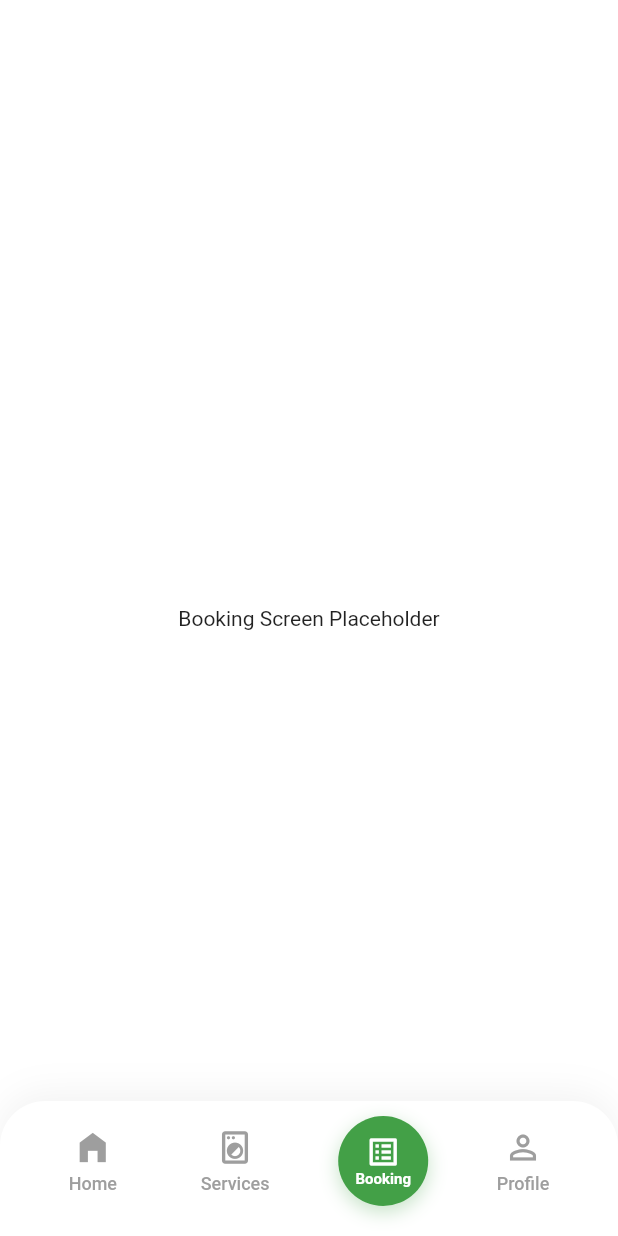
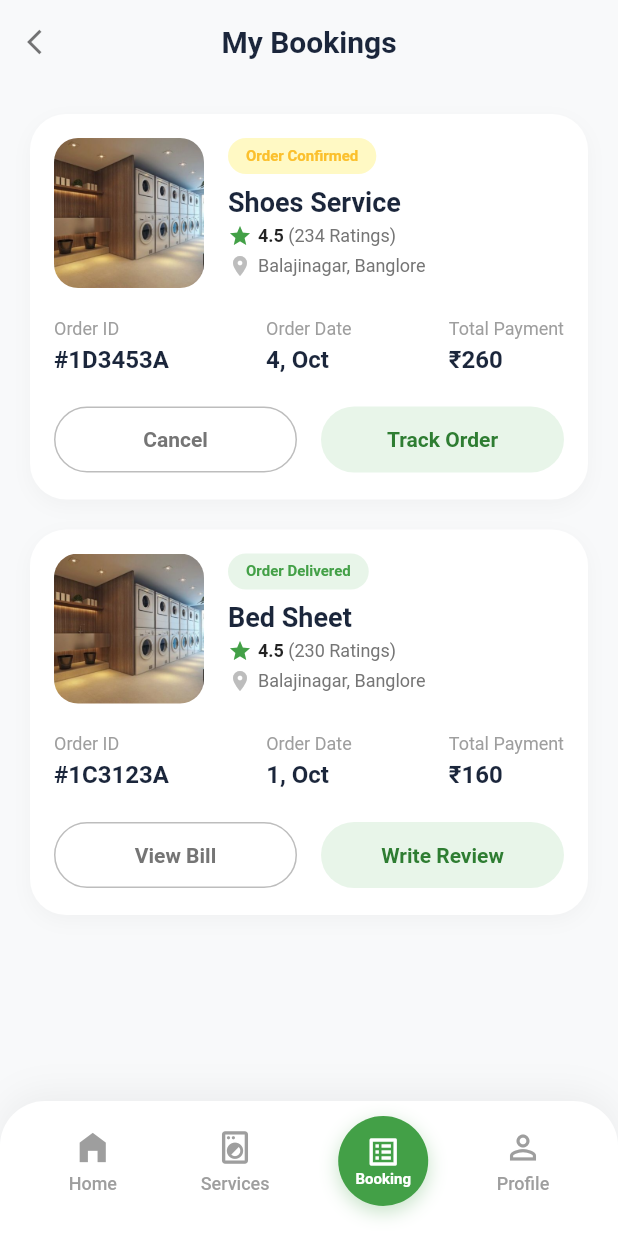
Before and after one commit to gohypedevelopers-stack/cleclo, a Flutter app: the BottomNavBar screen opened by its route, item 3 of the bottom bar chosen, on a phone screen of 412 x 824 dp. Run offline on Flutter 3.47's test engine with Material 3 defaults, Android fonts, the light colour scheme and no system bars; our stand-ins replace go_router, smooth_page_indicator.

Commit message:
feat: Implement bottom navigation bar, booking and review screens, and initial routing setup.

```diff
--- /dev/null
+++ b/lib/features/home/view/booking_screen.dart
@@ -0,0 +1,292 @@
+import 'package:cleclo/utils/images/images.dart';
+import 'package:cleclo/utils/theme/colors.dart';
+import 'package:flutter/material.dart';
+import 'package:go_router/go_router.dart';
+import 'package:cleclo/routes/route_constants.dart';
+
+class BookingScreen extends StatelessWidget {
+  const BookingScreen({super.key});
+
+  @override
+  Widget build(BuildContext context) {
+    return Scaffold(
+      backgroundColor: const Color(0xFFF8F9FA),
+      appBar: AppBar(
+        backgroundColor: const Color(0xFFF8F9FA),
+        elevation: 0,
+        leading: IconButton(
+          icon: const Icon(Icons.arrow_back_ios, color: Colors.black54, size: 20),
+          onPressed: () {
+            // If navigating from bottom bar, we might not want to pop,
+            // but the design shows a back arrow, so we include it.
+            // In bottom nav context, this might just switch tab or do nothing if it's the root.
+             // For now, we keep it visual.
+          },
+        ),
+        centerTitle: true,
+        title: const Text(
+          'My Bookings',
+          style: TextStyle(
+            color: Color(0xFF1B263B),
+            fontSize: 20,
+            fontWeight: FontWeight.bold,
+          ),
+        ),
+      ),
+      body: ListView(
+        padding: const EdgeInsets.all(20),
+        children: [
+          _buildBookingCard(
+            image: Images.bookingCard,
+            status: 'Order Confirmed',
+            statusColor: const Color(0xFFFFF9C4), // Light yellow
+            statusTextColor: const Color(0xFFFBC02D), // Darker yellow text
+            title: 'Shoes Service',
+            rating: 4.5,
+            ratingCount: 234,
+            location: 'Balajinagar, Banglore',
+            orderId: '#1D3453A',
+            date: '4, Oct',
+            price: '260',
+            primaryButtonText: 'Track Order',
+            secondaryButtonText: 'Cancel',
+            isPrimaryButtonGreen: true,
+          ),
+          const SizedBox(height: 20),
+          _buildBookingCard(
+            image: Images.bookingCard, // Using same image as placeholder/requested
+            status: 'Order Delivered',
+            statusColor: const Color(0xFFE8F5E9), // Light green
+            statusTextColor: const Color(0xFF43A047), // Darker green text
+            title: 'Bed Sheet',
+            rating: 4.5,
+            ratingCount: 230,
+            location: 'Balajinagar, Banglore',
+            orderId: '#1C3123A',
+            date: '1, Oct',
+            price: '160',
+            primaryButtonText: 'Write Review',
+            secondaryButtonText: 'View Bill',
+            isPrimaryButtonGreen: true,
+            onPrimaryTap: () {
+              context.push(RouteConstants.writeReviewScreen);
+            },
+          ),
+           // Add padding at bottom for bottom nav bar
+          const SizedBox(height: 100),
+        ],
+      ),
+    );
+  }
+
+  Widget _buildBookingCard({
+    required String image,
+    required String status,
+    required Color statusColor,
+    required Color statusTextColor,
+    required String title,
+    required double rating,
+    required int ratingCount,
+    required String location,
+    required String orderId,
+    required String date,
+    required String price,
+    required String primaryButtonText,
+    required String secondaryButtonText,
+    required bool isPrimaryButtonGreen,
+    VoidCallback? onPrimaryTap,
+  }) {
+    return Container(
+      padding: const EdgeInsets.all(16),
+      decoration: BoxDecoration(
+        color: Colors.white,
+        borderRadius: BorderRadius.circular(24),
+        boxShadow: [
+          BoxShadow(
+            color: Colors.black.withOpacity(0.03),
+            blurRadius: 10,
+            offset: const Offset(0, 4),
+          ),
+        ],
+      ),
+      child: Column(
+        children: [
+          // Top Section: Image + Details
+          Row(
+            crossAxisAlignment: CrossAxisAlignment.start,
+            children: [
+              // Image
+              Container(
+                width: 100,
+                height: 100,
+                decoration: BoxDecoration(
+                  borderRadius: BorderRadius.circular(16),
+                  image: DecorationImage(
+                    image: AssetImage(image),
+                    fit: BoxFit.cover,
+                  ),
+                ),
+              ),
+              const SizedBox(width: 16),
+              // Details
+              Expanded(
+                child: Column(
+                  crossAxisAlignment: CrossAxisAlignment.start,
+                  children: [
+                    // Status Chip
+                    Container(
+                      padding: const EdgeInsets.symmetric(horizontal: 12, vertical: 6),
+                      decoration: BoxDecoration(
+                        color: statusColor,
+                        borderRadius: BorderRadius.circular(20),
+                      ),
+                      child: Text(
+                        status,
+                        style: TextStyle(
+                          color: statusTextColor,
+                          fontSize: 10,
+                          fontWeight: FontWeight.bold,
+                        ),
+                      ),
+                    ),
+                    const SizedBox(height: 8),
+                    Text(
+                      title,
+                      style: const TextStyle(
+                        fontSize: 18,
+                        fontWeight: FontWeight.bold,
+                        color: Color(0xFF1B263B),
+                      ),
+                    ),
+                    const SizedBox(height: 4),
+                    Row(
+                      children: [
+                        const Icon(Icons.star, color: Color(0xFF43A047), size: 16),
+                        const SizedBox(width: 4),
+                        Text(
+                          '$rating',
+                          style: const TextStyle(
+                            fontWeight: FontWeight.bold,
+                            fontSize: 12,
+                          ),
+                        ),
+                        Text(
+                          ' ($ratingCount Ratings)',
+                          style: TextStyle(
+                            color: Colors.grey.shade600,
+                            fontSize: 12,
+                          ),
+                        ),
+                      ],
+                    ),
+                    const SizedBox(height: 4),
+                    Row(
+                      children: [
+                        Icon(Icons.location_on, color: Colors.grey.shade400, size: 16),
+                        const SizedBox(width: 4),
+                        Expanded(
+                          child: Text(
+                            location,
+                            maxLines: 1,
+                            overflow: TextOverflow.ellipsis,
+                            style: TextStyle(
+                              color: Colors.grey.shade600,
+                              fontSize: 12,
+                            ),
+                          ),
+                        ),
+                      ],
+                    ),
+                  ],
+                ),
+              ),
+            ],
+          ),
+          const SizedBox(height: 20),
+
+          // Middle Section: Order Info
+          Row(
+            mainAxisAlignment: MainAxisAlignment.spaceBetween,
+            children: [
+              _buildInfoColumn('Order ID', orderId, isBold: true),
+              _buildInfoColumn('Order Date', date),
+              _buildInfoColumn('Total Payment', '₹$price', isBold: true),
+            ],
+          ),
+
+          const SizedBox(height: 20),
+
+          // Bottom Section: Buttons
+          Row(
+            children: [
+              Expanded(
+                child: OutlinedButton(
+                  onPressed: () {},
+                  style: OutlinedButton.styleFrom(
+                    padding: const EdgeInsets.symmetric(vertical: 14),
+                    side: BorderSide(color: Colors.grey.shade400),
+                    shape: RoundedRectangleBorder(
+                      borderRadius: BorderRadius.circular(30),
+                    ),
+                  ),
+                  child: Text(
+                    secondaryButtonText,
+                    style: TextStyle(
+                      color: Colors.grey.shade600,
+                      fontWeight: FontWeight.bold,
+                    ),
+                  ),
+                ),
+              ),
+              const SizedBox(width: 16),
+              Expanded(
+                child: ElevatedButton(
+                  onPressed: onPrimaryTap ?? () {},
+                  style: ElevatedButton.styleFrom(
+                    backgroundColor: isPrimaryButtonGreen ? const Color(0xFFE8F5E9) : const Color(0xFF43A047),
+                    padding: const EdgeInsets.symmetric(vertical: 14),
+                    elevation: 0,
+                    shape: RoundedRectangleBorder(
+                      borderRadius: BorderRadius.circular(30),
+                    ),
+                  ),
+                  child: Text(
+                    primaryButtonText,
+                    style: TextStyle(
+                      color: isPrimaryButtonGreen ? const Color(0xFF2E7D32) : Colors.white,
+                      fontWeight: FontWeight.bold,
+                    ),
+                  ),
+                ),
+              ),
+            ],
+          ),
+        ],
+      ),
+    );
+  }
+
+  Widget _buildInfoColumn(String label, String value, {bool isBold = false}) {
+    return Column(
+      crossAxisAlignment: CrossAxisAlignment.start,
+      children: [
+        Text(
+          label,
+          style: TextStyle(
+            color: Colors.grey.shade500,
+            fontSize: 12,
+          ),
+        ),
+        const SizedBox(height: 4),
+        Text(
+          value,
+          style: TextStyle(
+            color: const Color(0xFF1B263B),
+            fontSize: 16,
+            fontWeight: isBold ? FontWeight.bold : FontWeight.w600,
+          ),
+        ),
+      ],
+    );
+  }
+}
--- a/lib/features/home/view/bottom_nav_bar.dart
+++ b/lib/features/home/view/bottom_nav_bar.dart
@@ -1,5 +1,6 @@
 import 'package:cleclo/features/home/view/home_screen.dart';
 import 'package:cleclo/features/home/view/services_screen.dart';
+import 'package:cleclo/features/home/view/booking_screen.dart';
 import 'package:cleclo/utils/theme/colors.dart';
 import 'package:flutter/material.dart';
 
@@ -16,11 +17,7 @@ class _BottomNavBarState extends State<BottomNavBar> {
   final List<Widget> _screens = [
     const HomeScreen(),
     const ServicesScreen(),
-    const Scaffold(
-      body: Center(
-        child: Text('Booking Screen Placeholder'),
-      ),
-    ),
+    const BookingScreen(),
     const Scaffold(
       body: Center(
         child: Text('Profile Screen Placeholder'),
--- a/lib/routes/route_config.dart
+++ b/lib/routes/route_config.dart
@@ -6,6 +6,7 @@ import 'package:cleclo/features/home/view/book_service_screen.dart';
 import 'package:cleclo/features/location/view/enable_location_screen.dart';
 import 'package:cleclo/features/home/view/bottom_nav_bar.dart';
 import 'package:cleclo/features/onboarding/view/onboarding_screen.dart';
+import 'package:cleclo/features/home/view/write_review_screen.dart';
 import 'package:cleclo/routes/route_constants.dart';
 import 'package:flutter/material.dart';
 import 'package:go_router/go_router.dart';
@@ -54,6 +55,11 @@ final GoRouter appRouter = GoRouter(
       name: RouteConstants.bottomNavBarScreen,
       builder: (context, state) => const BottomNavBar(),
     ),
+    GoRoute(
+      path: RouteConstants.writeReviewScreen,
+      name: RouteConstants.writeReviewScreen,
+      builder: (context, state) => const WriteReviewScreen(),
+    ),
   ],
   errorBuilder: (context, state) => Scaffold(
     body: Center(child: Text('404: Page not found (${state.uri.path})')),
--- a/lib/routes/route_constants.dart
+++ b/lib/routes/route_constants.dart
@@ -8,4 +8,5 @@ class RouteConstants {
   static const enableLocationScreen = "/enable-location-screen";
   static const bottomNavBarScreen = "/bottom-nav-bar";
   static const bookServiceScreen = "/book-service";
+  static const writeReviewScreen = "/write-review";
 }
--- a/lib/utils/images/images.dart
+++ b/lib/utils/images/images.dart
@@ -47,4 +47,7 @@ class Images {
   static const String jacketDryClean = 'assets/images/Jacket Dry Clean.png';
   static const String bedsheetWash = 'assets/images/Bedsheet Wash.png';
   static const String comforterClean = 'assets/images/Comforter Clean.png';
+
+  // Booking Screen
+  static const String bookingCard = 'assets/images/bookingcard.png';
 }
```
Also changed, not shown: lib/features/home/view/write_review_screen.dart (added, +263 -0 lines), assets/images/bookingcard.png (added).
